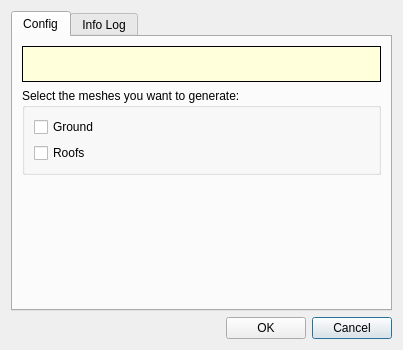
First picture: the form in core/ui/toolbars/utilities/create_mesh.ui, repository ibergis/ibergis_qgis_plugin, before the edit.
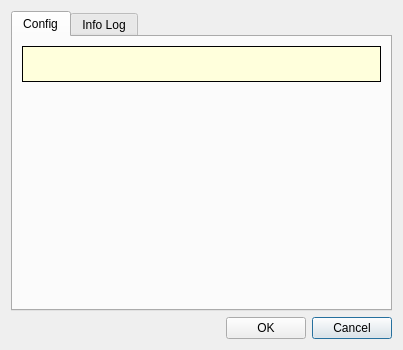
Second picture: the form after the edit. The open tabs and pages were chosen to show the change.

Commit message: Remove selection of ground and roof layers

Patch:
```diff
--- a/core/ui/toolbars/utilities/create_mesh.ui
+++ b/core/ui/toolbars/utilities/create_mesh.ui
@@ -65,6 +65,19 @@
        <string>Config</string>
       </attribute>
       <layout class="QGridLayout" name="gridLayout_4">
+       <item row="3" column="0">
+        <spacer name="verticalSpacer">
+         <property name="orientation">
+          <enum>Qt::Vertical</enum>
+         </property>
+         <property name="sizeHint" stdset="0">
+          <size>
+           <width>20</width>
+           <height>33</height>
+          </size>
+         </property>
+        </spacer>
+       </item>
        <item row="0" column="0">
         <widget class="QLabel" name="lbl_warnings">
          <property name="styleSheet">
@@ -85,42 +98,6 @@
          </property>
         </widget>
        </item>
-       <item row="4" column="0">
-        <spacer name="verticalSpacer">
-         <property name="orientation">
-          <enum>Qt::Vertical</enum>
-         </property>
-         <property name="sizeHint" stdset="0">
-          <size>
-           <width>20</width>
-           <height>33</height>
-          </size>
-         </property>
-        </spacer>
-       </item>
-       <item row="3" column="0">
-        <widget class="QGroupBox" name="groupBox">
-         <property name="title">
-          <string>Select the meshes you want to generate:</string>
-         </property>
-         <layout class="QGridLayout" name="gridLayout">
-          <item row="0" column="0">
-           <widget class="QCheckBox" name="chk_ground">
-            <property name="text">
-             <string>Ground</string>
-            </property>
-           </widget>
-          </item>
-          <item row="1" column="0">
-           <widget class="QCheckBox" name="chk_roof">
-            <property name="text">
-             <string>Roofs</string>
-            </property>
-           </widget>
-          </item>
-         </layout>
-        </widget>
-       </item>
       </layout>
      </widget>
      <widget class="QWidget" name="tab_infolog">
```
Left out of the diff: 2 changed lines with no effect on the pictures. The commit also changes 2 other files.
